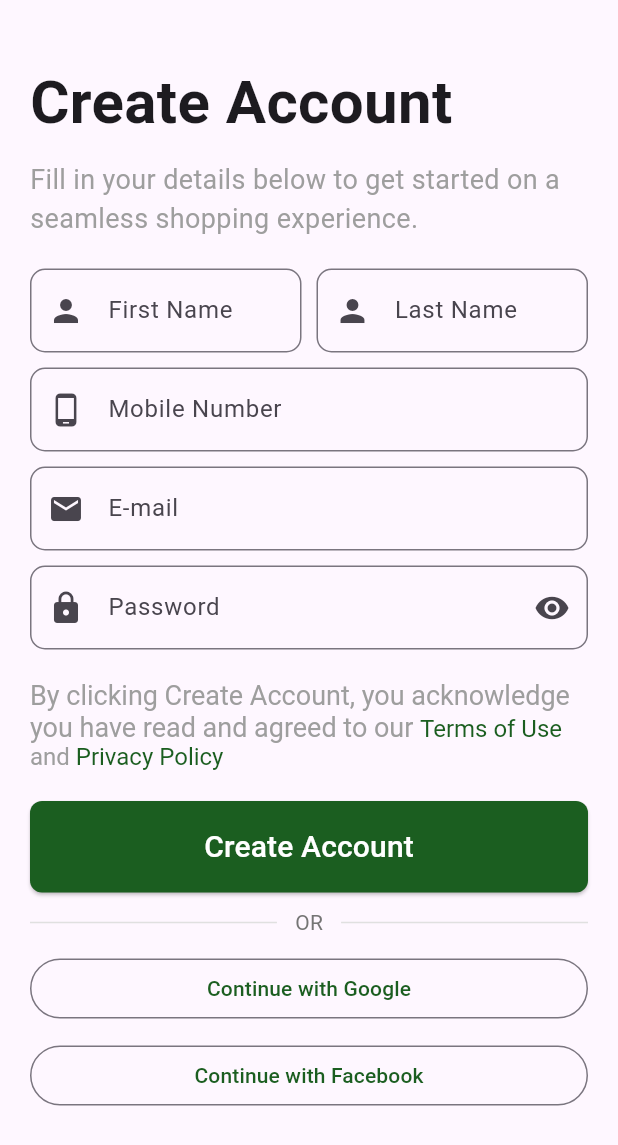
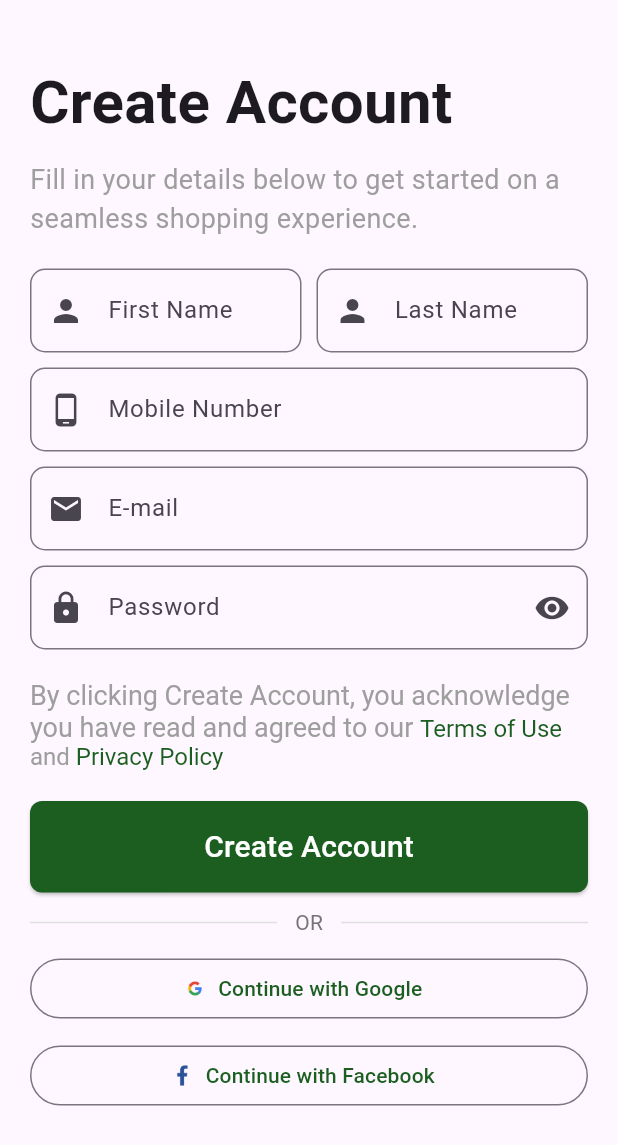
Before and after one commit to AbinFutura/E-COMMERCE, a Flutter app: the screen it shows after launch, on a phone screen of 412 x 824 dp. Shown: the top 1145 px of the screen. Run offline on Flutter 3.47's test engine with Material 3 defaults, Android fonts, the light colour scheme and no system bars; our stand-ins replace firebase_core, smooth_page_indicator; missing offline and left inert: dart:ffi; accounts and stored records are empty.

Commit message:
auth added

```diff
--- a/lib/views/auth/Signup_page.dart
+++ b/lib/views/auth/Signup_page.dart
@@ -81,7 +81,8 @@ class SignupPage extends StatelessWidget {
               SizedBox(height: 20,),
               RichText(textAlign: TextAlign.start, text: TextSpan(
                 style: TextStyle(fontSize: 18, color: Colors.grey),
-                children: [TextSpan(
+                children: [
+                  TextSpan(
                   text: "By clicking Create Account, you acknowledge you have read and agreed to our "),
 
                 TextSpan(
@@ -136,11 +137,17 @@ class SignupPage extends StatelessWidget {
           SizedBox(height: 10,),
           SizedBox(width: double.infinity,
             child: OutlinedButton.icon(onPressed: () {},
+                icon: SizedBox(
+                    height: 15, width: 15,
+                    child: Image(image: AssetImage("assets/images/logo/google.png"))),
                 label: Text("Continue with Google", style: TextStyle(color: Colors.green[900]),)),),
 
           SizedBox(height: 10,),
           SizedBox(width: double.infinity,
             child: OutlinedButton.icon(onPressed: () {},
+                icon: SizedBox(
+                    height: 15, width: 15,
+                    child: Image(image: AssetImage("assets/images/logo/facebook.png"))),
                 label: Text("Continue with Facebook", style: TextStyle(color: Colors.green[900]),)),),
         ],
       ),),
--- a/lib/views/auth/login_page.dart
+++ b/lib/views/auth/login_page.dart
@@ -65,11 +65,13 @@ class LoginPage extends StatelessWidget {
       SizedBox(height: 20,),
       SizedBox(width: double.infinity,
         child: OutlinedButton.icon(onPressed: () {},
+            icon: Image(image: AssetImage("assets/images/logo/google.png"),height: 15, width: 15,),
             label: Text("Log in with Google", style: TextStyle(color: Colors.green[900]),)),),
 
       SizedBox(height: 20,),
       SizedBox(width: double.infinity,
         child: OutlinedButton.icon(onPressed: () {},
+            icon: Image(image: AssetImage("assets/images/logo/facebook.png"), height: 15, width: 15,),
             label: Text("Log in with Facebook", style: TextStyle(color: Colors.green[900]),)),),
 
       SizedBox(height: 20,),
```
Also changed, not shown: assets/images/logo/facebook.png (renamed from assets/images/logo/4373129_f_facebook_logo_logos_icon.png), assets/images/logo/google.png (renamed from assets/images/logo/7123025_logo_google_g_icon.png).
